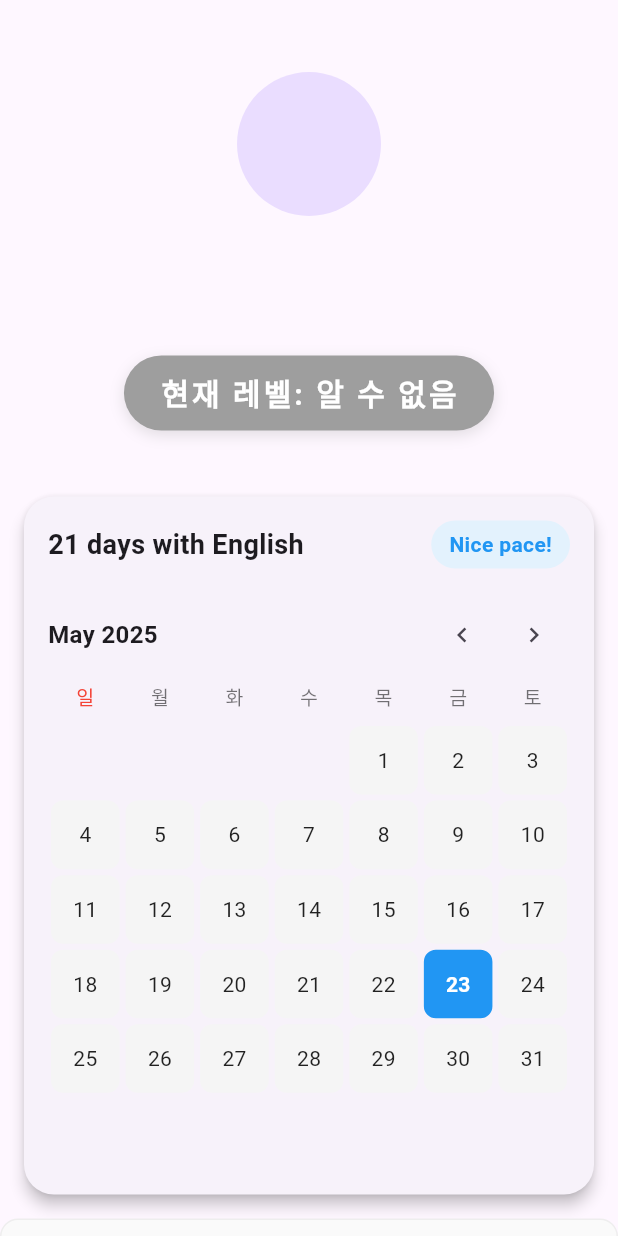
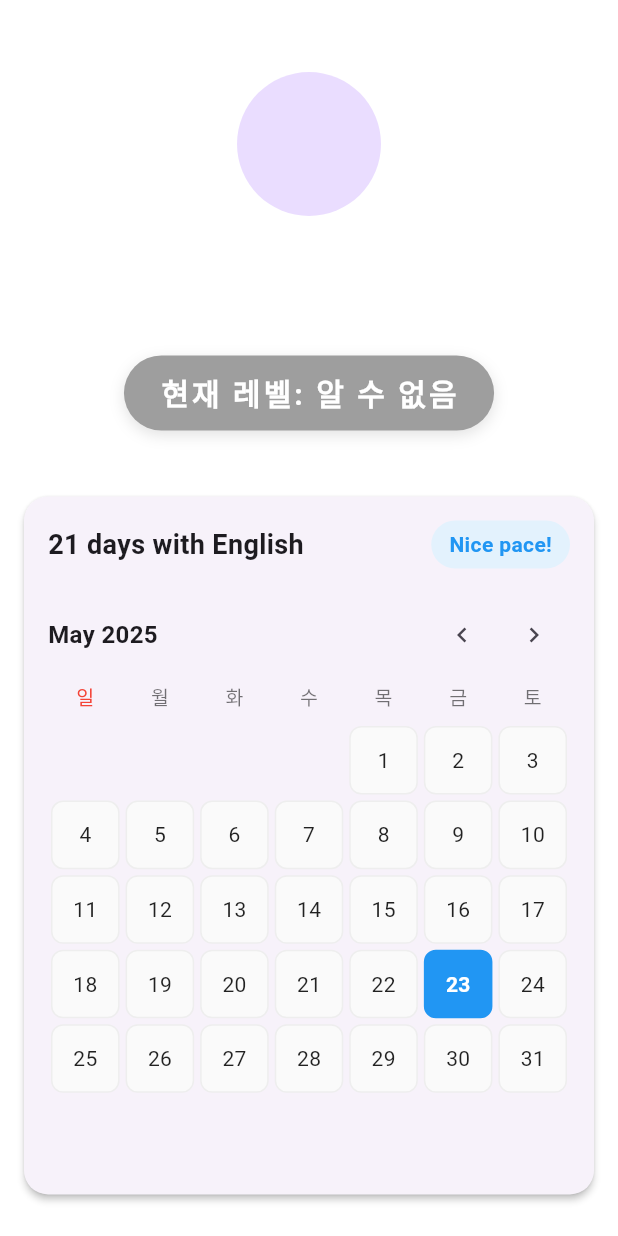
Before and after one commit to 941-life/estudy-gpt, a Flutter app: the ProfileScreen screen opened directly, on a phone screen of 412 x 824 dp. Run offline on Flutter 3.47's test engine with Material 3 defaults, Android fonts, the phone set to English and light mode, and no system bars; our stand-ins replace calendar_view, firebase_auth, firebase_core, firebase_database, flutter_markdown, google_generative_ai and 4 more; missing offline and left inert: flutter_pdfview, home_widget, receive_sharing_intent, syncfusion_flutter_pdf; accounts and stored records are empty; Roboto replaces fonts that are missing (Pretendard); project files that could hold a hidden picture were left out.

Commit message:
[design] profile_screen, personal_screen UI

```diff
--- a/lib/screens/profile_screen.dart
+++ b/lib/screens/profile_screen.dart
@@ -229,6 +229,7 @@ class _ProfileScreenState extends State<ProfileScreen> {
 
     return Scaffold(
       appBar: null,
+      backgroundColor: Colors.white,
       body: SingleChildScrollView(
         child: Column(
           children: [
@@ -300,7 +301,7 @@ class _ProfileScreenState extends State<ProfileScreen> {
             ),
             ChallengeCalendar(
               title: _selectedChallenge,
-              currentDate: _today,
+              initialDate: _today,
               wrongNotes: _wrongNotes,
               onDateSelected: _showWrongNotesForDate,
             ),
--- a/lib/screens/webview_bridge.dart
+++ b/lib/screens/webview_bridge.dart
@@ -79,6 +79,7 @@ class _WebViewBridgeState extends State<WebViewBridge> {
   @override
   Widget build(BuildContext context) {
     return Scaffold(
+      backgroundColor: Colors.white,
       body: SafeArea(
         child: WebViewWidget(controller: _controller),
       ),
--- a/lib/screens/wrong_note_screen.dart
+++ b/lib/screens/wrong_note_screen.dart
@@ -37,6 +37,7 @@ class WrongNoteScreen extends StatelessWidget {
 
     return Scaffold(
       appBar: null,
+      backgroundColor: Colors.white,
       body: FutureBuilder<List<Map<String, dynamic>>>(
         future: _fetchWrongNotes(),
         builder: (context, snapshot) {
@@ -61,7 +62,7 @@ class WrongNoteScreen extends StatelessWidget {
               final corrections = note['corrections'] as List<dynamic>?;
 
               return Card(
-                elevation: 4,
+                elevation: 2,
                 margin: EdgeInsets.symmetric(
                   horizontal: width * 0.04,
                   vertical: height * 0.012,
--- a/lib/widgets/challenge_calendar.dart
+++ b/lib/widgets/challenge_calendar.dart
@@ -2,26 +2,107 @@ import 'package:flutter/material.dart';
 import 'package:intl/intl.dart';
 import '../models/wrong_note.dart';
 
-class ChallengeCalendar extends StatelessWidget {
+class ChallengeCalendar extends StatefulWidget {
   final String title;
-  final DateTime currentDate;
+  final DateTime initialDate;
   final Map<DateTime, List<WrongNote>> wrongNotes;
   final Function(DateTime) onDateSelected;
 
   const ChallengeCalendar({
     super.key,
     required this.title,
-    required this.currentDate,
+    required this.initialDate,
     required this.wrongNotes,
     required this.onDateSelected,
   });
 
+  @override
+  State<ChallengeCalendar> createState() => _ChallengeCalendarState();
+}
+
+class _ChallengeCalendarState extends State<ChallengeCalendar> {
+  late DateTime _currentDate;
+
+  @override
+  void initState() {
+    super.initState();
+    _currentDate = widget.initialDate;
+  }
+
+  void _previousMonth() {
+    setState(() {
+      _currentDate = DateTime(_currentDate.year, _currentDate.month - 1, 1);
+    });
+  }
+
+  void _nextMonth() {
+    setState(() {
+      _currentDate = DateTime(_currentDate.year, _currentDate.month + 1, 1);
+    });
+  }
+
+  bool _hasWrongNotesForDate(DateTime date) {
+    return widget.wrongNotes.entries.any((entry) {
+      final noteDate = entry.key;
+      return noteDate.year == date.year &&
+             noteDate.month == date.month &&
+             noteDate.day == date.day;
+    });
+  }
+
+  @override
+  Widget build(BuildContext context) {
+    return Card(
+      elevation: 2,
+      margin: const EdgeInsets.all(16),
+      shape: RoundedRectangleBorder(
+        borderRadius: BorderRadius.circular(16),
+      ),
+      child: Padding(
+        padding: const EdgeInsets.all(16),
+        child: Column(
+          crossAxisAlignment: CrossAxisAlignment.start,
+          children: [
+            Row(
+              mainAxisAlignment: MainAxisAlignment.spaceBetween,
+              children: [
+                Text(
+                  widget.title,
+                  style: const TextStyle(
+                    fontSize: 18,
+                    fontWeight: FontWeight.bold,
+                  ),
+                ),
+                Container(
+                  padding: const EdgeInsets.symmetric(
+                    horizontal: 12,
+                    vertical: 6,
+                  ),
+                  decoration: BoxDecoration(
+                    color: Colors.blue.shade50,
+                    borderRadius: BorderRadius.circular(20),
+                  ),
+                  child: const Text(
+                    'Nice pace!',
+                    style: TextStyle(
+                      color: Colors.blue,
+                      fontWeight: FontWeight.w600,
+                    ),
+                  ),
+                ),
+              ],
+            ),
+            const SizedBox(height: 20),
+            _buildCalendarGrid(),
+          ],
+        ),
+      ),
+    );
+  }
+
   Widget _buildCalendarGrid() {
-    // 현재 월의 첫 날과 마지막 날 계산
-    final firstDayOfMonth = DateTime(currentDate.year, currentDate.month, 1);
-    final lastDayOfMonth = DateTime(currentDate.year, currentDate.month + 1, 0);
-
-    // 달력에 표시할 날짜 수 계산 (이전 월의 날짜 + 현재 월의 날짜)
+    final firstDayOfMonth = DateTime(_currentDate.year, _currentDate.month, 1);
+    final lastDayOfMonth = DateTime(_currentDate.year, _currentDate.month + 1, 0);
     final firstWeekday = firstDayOfMonth.weekday;
     final daysInMonth = lastDayOfMonth.day;
 
@@ -31,7 +112,7 @@ class ChallengeCalendar extends StatelessWidget {
           mainAxisAlignment: MainAxisAlignment.spaceBetween,
           children: [
             Text(
-              DateFormat('MMMM yyyy').format(currentDate),
+              DateFormat('MMMM yyyy').format(_currentDate),
               style: const TextStyle(
                 fontSize: 16,
                 fontWeight: FontWeight.w600,
@@ -41,12 +122,12 @@ class ChallengeCalendar extends StatelessWidget {
               children: [
                 IconButton(
                   icon: const Icon(Icons.chevron_left),
-                  onPressed: () {},
+                  onPressed: _previousMonth,
                   iconSize: 20,
                 ),
                 IconButton(
                   icon: const Icon(Icons.chevron_right),
-                  onPressed: () {},
+                  onPressed: _nextMonth,
                   iconSize: 20,
                 ),
               ],
@@ -54,7 +135,6 @@ class ChallengeCalendar extends StatelessWidget {
           ],
         ),
         const SizedBox(height: 8),
-        // 요일 헤더
         Row(
           mainAxisAlignment: MainAxisAlignment.spaceAround,
           children: ['일', '월', '화', '수', '목', '금', '토'].map((day) =>
@@ -76,34 +156,33 @@ class ChallengeCalendar extends StatelessWidget {
             crossAxisCount: 7,
             childAspectRatio: 1,
           ),
-          itemCount: 42, // 6주 x 7일
+          itemCount: 42,
           itemBuilder: (context, index) {
-            // 달력에 표시할 날짜 계산
             final int displayDay = index - (firstWeekday - 1);
             if (displayDay < 1 || displayDay > daysInMonth) {
-              return Container(); // 현재 월에 속하지 않는 날짜는 빈 컨테이너 표시
+              return Container();
             }
 
-            final date = DateTime(currentDate.year, currentDate.month, displayDay);
-            final isToday = date.year == currentDate.year &&
-                           date.month == currentDate.month &&
-                           date.day == currentDate.day;
-            final hasWrongNotes = wrongNotes.containsKey(date);
+            final date = DateTime(_currentDate.year, _currentDate.month, displayDay);
+            final isToday = date.year == widget.initialDate.year &&
+                           date.month == widget.initialDate.month &&
+                           date.day == widget.initialDate.day;
+            final hasWrongNotes = _hasWrongNotesForDate(date);
 
             return GestureDetector(
-              onTap: hasWrongNotes ? () => onDateSelected(date) : null,
+              onTap: hasWrongNotes ? () => widget.onDateSelected(date) : null,
               child: Container(
                 margin: const EdgeInsets.all(2),
                 decoration: BoxDecoration(
                   color: hasWrongNotes
-                      ? Colors.blue.shade100
+                      ? Colors.blue.shade50
                       : isToday
                           ? Colors.blue
-                          : Colors.grey.shade100,
+                          : Colors.grey.shade50,
                   borderRadius: BorderRadius.circular(8),
                   border: isToday
                       ? Border.all(color: Colors.blue, width: 2)
-                      : null,
+                      : Border.all(color: Colors.grey.shade200),
                 ),
                 child: Stack(
                   children: [
@@ -140,54 +219,4 @@ class ChallengeCalendar extends StatelessWidget {
       ],
     );
   }
-
-  @override
-  Widget build(BuildContext context) {
-    return Card(
-      elevation: 4,
-      margin: const EdgeInsets.all(16),
-      shape: RoundedRectangleBorder(
-        borderRadius: BorderRadius.circular(20),
-      ),
-      child: Padding(
-        padding: const EdgeInsets.all(16),
-        child: Column(
-          crossAxisAlignment: CrossAxisAlignment.start,
-          children: [
-            Row(
-              mainAxisAlignment: MainAxisAlignment.spaceBetween,
-              children: [
-                Text(
-                  title,
-                  style: const TextStyle(
-                    fontSize: 18,
-                    fontWeight: FontWeight.bold,
-                  ),
-                ),
-                Container(
-                  padding: const EdgeInsets.symmetric(
-                    horizontal: 12,
-                    vertical: 6,
-                  ),
-                  decoration: BoxDecoration(
-                    color: Colors.blue.shade50,
-                    borderRadius: BorderRadius.circular(20),
-                  ),
-                  child: const Text(
-                    'Nice pace!',
-                    style: TextStyle(
-                      color: Colors.blue,
-                      fontWeight: FontWeight.w600,
-                    ),
-                  ),
-                ),
-              ],
-            ),
-            const SizedBox(height: 20),
-            _buildCalendarGrid(),
-          ],
-        ),
-      ),
-    );
-  }
 }
--- a/lib/widgets/today_task_card.dart
+++ b/lib/widgets/today_task_card.dart
@@ -5,21 +5,22 @@ class TodayTaskCard extends StatelessWidget {
 
   @override
   Widget build(BuildContext context) {
-    return Container(
+    return Card(
+      elevation: 2,
+      margin: const EdgeInsets.all(16),
+      shape: RoundedRectangleBorder(
+        borderRadius: BorderRadius.circular(16),
+      ),
+      child: Padding(
         padding: const EdgeInsets.all(16),
-      decoration: BoxDecoration(
-        color: Colors.grey.shade50,
-        borderRadius: BorderRadius.circular(12),
-        border: Border.all(color: Colors.grey.shade200),
-      ),
         child: Column(
           crossAxisAlignment: CrossAxisAlignment.start,
           children: [
             const Text(
               "Today's Task",
               style: TextStyle(
-              fontSize: 16,
-              fontWeight: FontWeight.w600,
+                fontSize: 18,
+                fontWeight: FontWeight.bold,
               ),
             ),
             const SizedBox(height: 12),
@@ -53,28 +54,16 @@ class TodayTaskCard extends StatelessWidget {
                 ),
               ],
             ),
-          const SizedBox(height: 8),
+            const SizedBox(height: 12),
             Wrap(
               spacing: 8,
               children: [
-              Chip(
-                label: const Text('35 words'),
-                backgroundColor: Colors.grey.shade100,
-                side: BorderSide.none,
-              ),
-              Chip(
-                label: const Text('food'),
-                backgroundColor: Colors.grey.shade100,
-                side: BorderSide.none,
-              ),
-              Chip(
-                label: const Text('nature'),
-                backgroundColor: Colors.grey.shade100,
-                side: BorderSide.none,
-              ),
+                _buildChip('35 words'),
+                _buildChip('food'),
+                _buildChip('nature'),
               ],
             ),
-          const SizedBox(height: 8),
+            const SizedBox(height: 12),
             Row(
               children: [
                 const Icon(
@@ -94,6 +83,25 @@ class TodayTaskCard extends StatelessWidget {
             ),
           ],
         ),
+      ),
+    );
+  }
+
+  Widget _buildChip(String label) {
+    return Container(
+      padding: const EdgeInsets.symmetric(horizontal: 12, vertical: 6),
+      decoration: BoxDecoration(
+        color: Colors.grey.shade50,
+        borderRadius: BorderRadius.circular(12),
+        border: Border.all(color: Colors.grey.shade200),
+      ),
+      child: Text(
+        label,
+        style: const TextStyle(
+          fontSize: 13,
+          color: Colors.black87,
+        ),
+      ),
     );
   }
 }
```
Also changed, not shown: lib/screens/personal_screen.dart (+129 -120 lines), pubspec.yaml (line endings or trailing spaces). Lines whose indentation alone changed are shown as unchanged.
